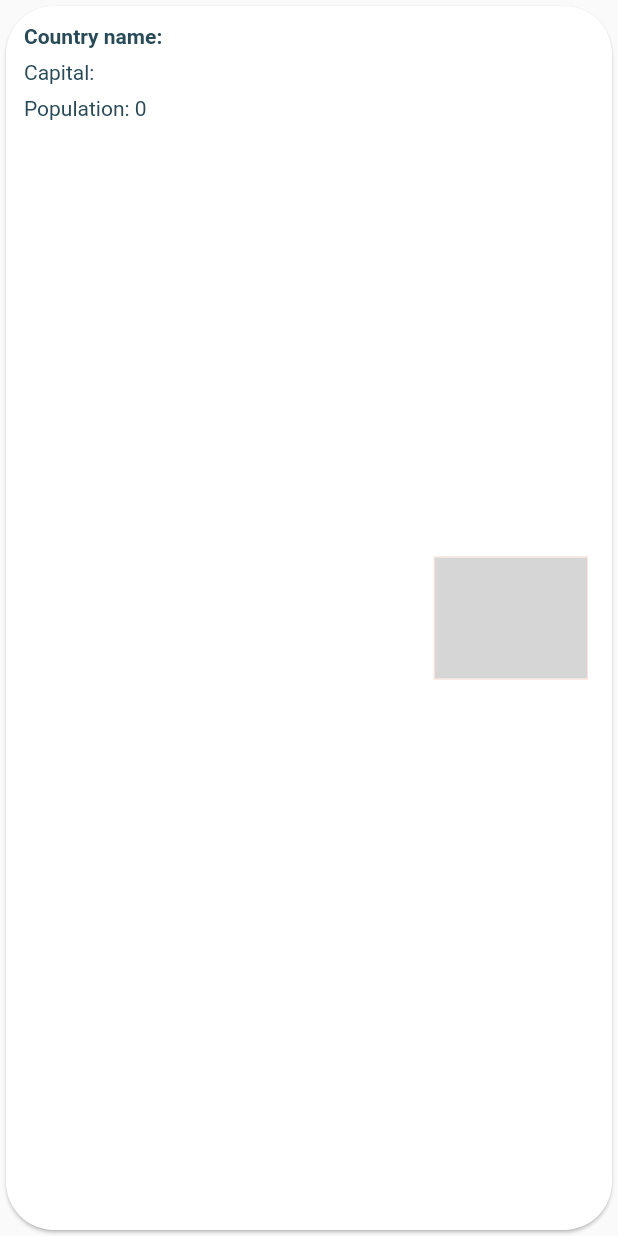
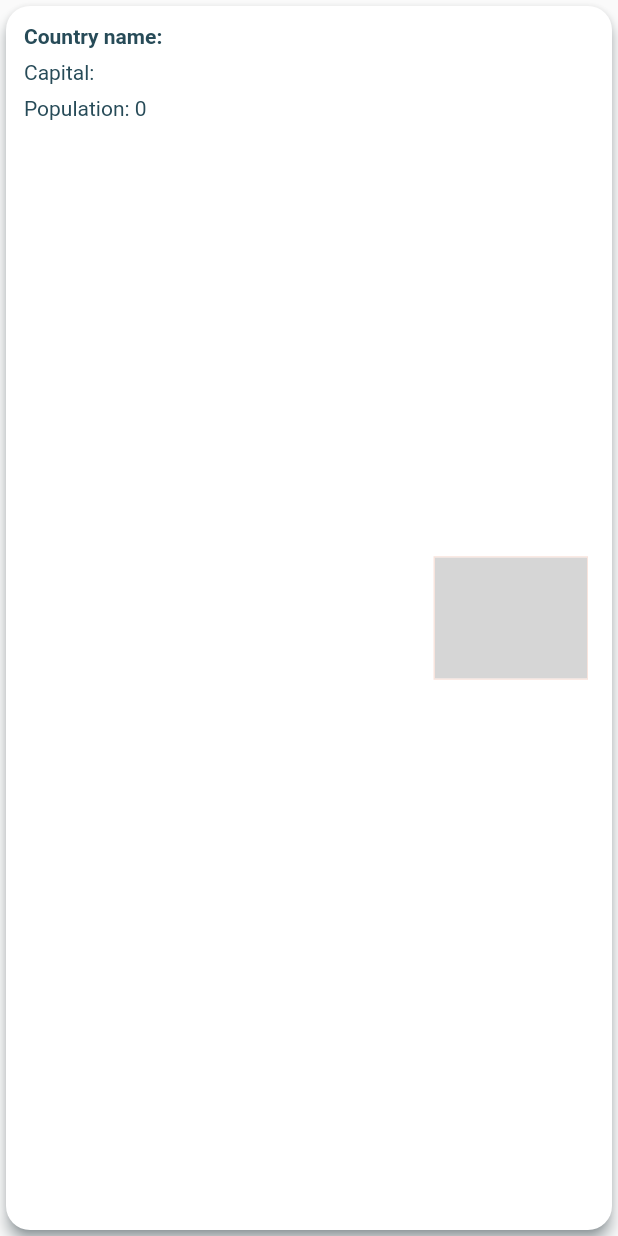
Before and after one commit to thaer-assfour/Country_quiz, a Flutter app: the CountryCard widget shown alone on an empty page, opened directly with empty values, on a phone screen of 412 x 824 dp. Run offline on Flutter 3.47's test engine with Material 2 defaults, Android fonts, the phone set to English and light mode, and no system bars; our stand-ins replace flutter_svg; network calls fail; grey boxes are pictures that could not be loaded.

Commit message:
last edit

```diff
--- a/lib/widgets/counter_card.dart
+++ b/lib/widgets/counter_card.dart
@@ -19,8 +19,10 @@ class _CountryCardState extends State<CountryCard> {
   Widget build(BuildContext context) {
     return Container(
         child: Card(
+      elevation: 4,
+      shadowColor: myColorListPrimary[0],
       shape: RoundedRectangleBorder(
-        borderRadius: BorderRadius.circular(32),
+        borderRadius: BorderRadius.circular(16),
       ),
       child: Container(
         padding: const EdgeInsets.all(8.0),
```
Also changed, not shown: lib/main.dart (+6 -4 lines).
